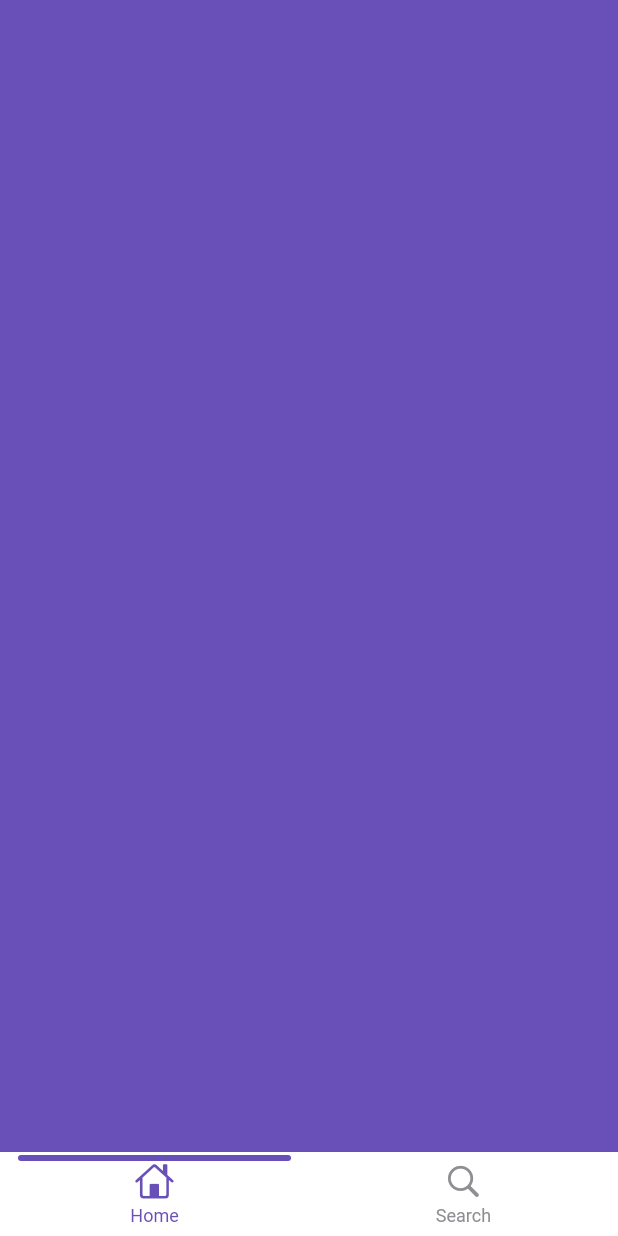
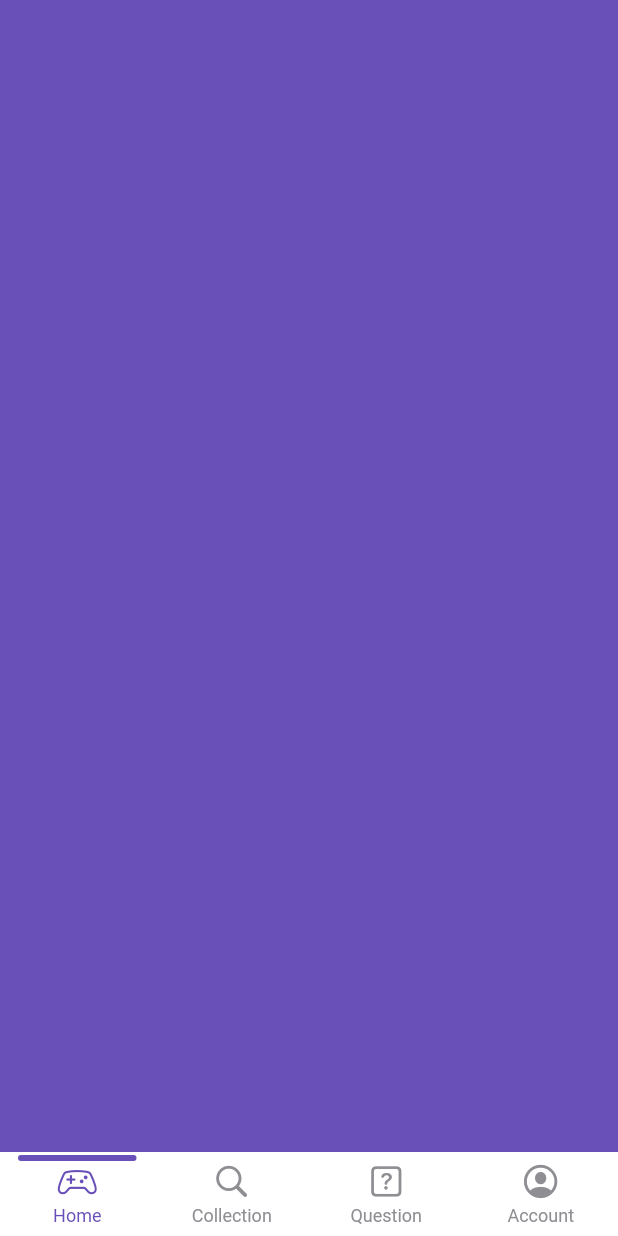
Before and after one commit to antonio-cirillo/feel-the-art, a Flutter app: the screen it shows after launch, on a phone screen of 412 x 824 dp. Run offline on Flutter 3.47's test engine with Material 2 defaults, Android fonts, the phone set to English and light mode, and no system bars; drawn by our look-alikes of persistent_bottom_nav_bar_v2.

Commit message:
added profile and collection buttons

```diff
--- a/lib/screens/menu/menu_screen.dart
+++ b/lib/screens/menu/menu_screen.dart
@@ -1,4 +1,6 @@
+import 'package:feel_the_art/screens/account/account_screen.dart';
 import 'package:feel_the_art/screens/collection/collection_screen.dart';
+import 'package:feel_the_art/screens/daily_question/daily_question_screen.dart';
 import 'package:feel_the_art/screens/home_page/home_page_screen.dart';
 import 'package:feel_the_art/utils/colors.dart';
 import 'package:flutter/cupertino.dart';
@@ -22,20 +24,37 @@ class MenuState extends State<Menu> {
   }
 
   List<Widget> _buildScreens() {
-    return [const HomePage(), const Collection()];
+    return [
+      const HomePage(),
+      const Collection(),
+      const DailyQuestion(),
+      const Account()
+    ];
   }
 
   List<PersistentBottomNavBarItem> _navBarsItems() {
     return [
       PersistentBottomNavBarItem(
-        icon: const Icon(CupertinoIcons.home),
+        icon: const Icon(CupertinoIcons.game_controller),
         title: ("Home"),
         activeColorPrimary: kPrimaryColor,
         inactiveColorPrimary: CupertinoColors.systemGrey,
       ),
       PersistentBottomNavBarItem(
         icon: const Icon(CupertinoIcons.search),
-        title: ("Search"),
+        title: ("Collection"),
+        activeColorPrimary: kPrimaryColor,
+        inactiveColorPrimary: CupertinoColors.systemGrey,
+      ),
+      PersistentBottomNavBarItem(
+        icon: const Icon(CupertinoIcons.question_square),
+        title: ("Question"),
+        activeColorPrimary: kPrimaryColor,
+        inactiveColorPrimary: CupertinoColors.systemGrey,
+      ),
+      PersistentBottomNavBarItem(
+        icon: const Icon(CupertinoIcons.person_crop_circle),
+        title: ("Account"),
         activeColorPrimary: kPrimaryColor,
         inactiveColorPrimary: CupertinoColors.systemGrey,
       )
```
